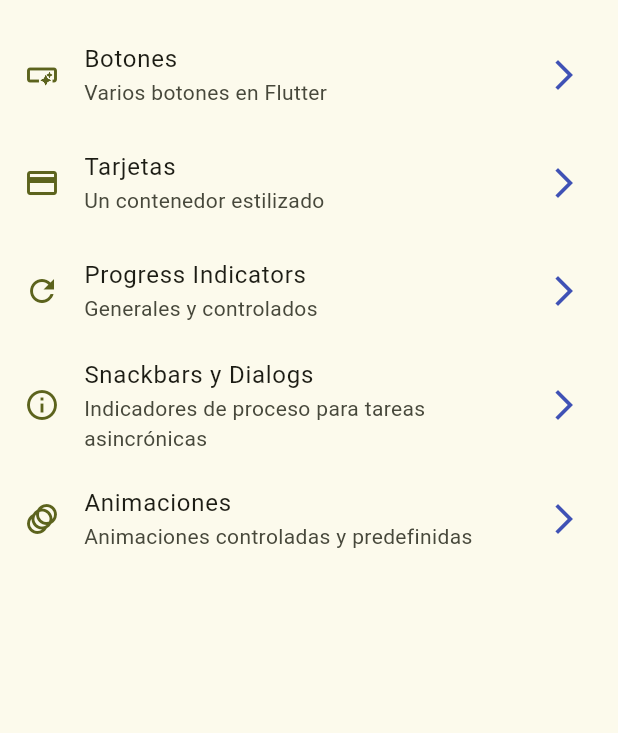
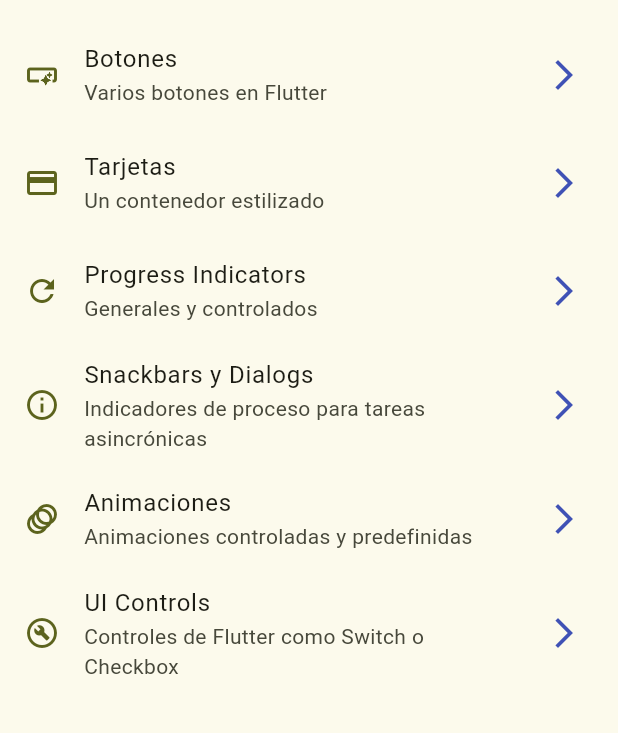
Before and after one commit to oscarruiz05/widgets_app, a Flutter app: the screen it shows after launch, on a phone screen of 412 x 824 dp, the part 63-796 px from its top. Run offline on Flutter 3.47's test engine with Material 3 defaults, Android fonts, the phone set to English and light mode, and no system bars; our stand-ins replace go_router.

```diff
--- a/lib/config/menu/menu_items.dart
+++ b/lib/config/menu/menu_items.dart
@@ -54,4 +54,11 @@ const appMenuItems = <MenuItem>[
     link: '/animated',
     icon: Icons.animation_outlined,
   ),
+  MenuItem(
+    title: 'UI Controls',
+    subTitle: 'Controles de Flutter como Switch o Checkbox',
+    name: UiControlsScreen.name,
+    link: '/ui-controls',
+    icon: Icons.build_circle_outlined,
+  ),
 ];
--- a/lib/config/router/app_router.dart
+++ b/lib/config/router/app_router.dart
@@ -34,5 +34,10 @@ final appRouter = GoRouter(
       path: '/animated',
       builder: (context, state) => const AnimatedScreen(),
     ),
+    GoRoute(
+      name: UiControlsScreen.name,
+      path: '/ui-controls',
+      builder: (context, state) => const UiControlsScreen(),
+    ),
   ],
 );
```
Also changed, not shown: lib/presentation/screens/ui_controls/ui_controls_screen.dart (+70 -1 lines).
